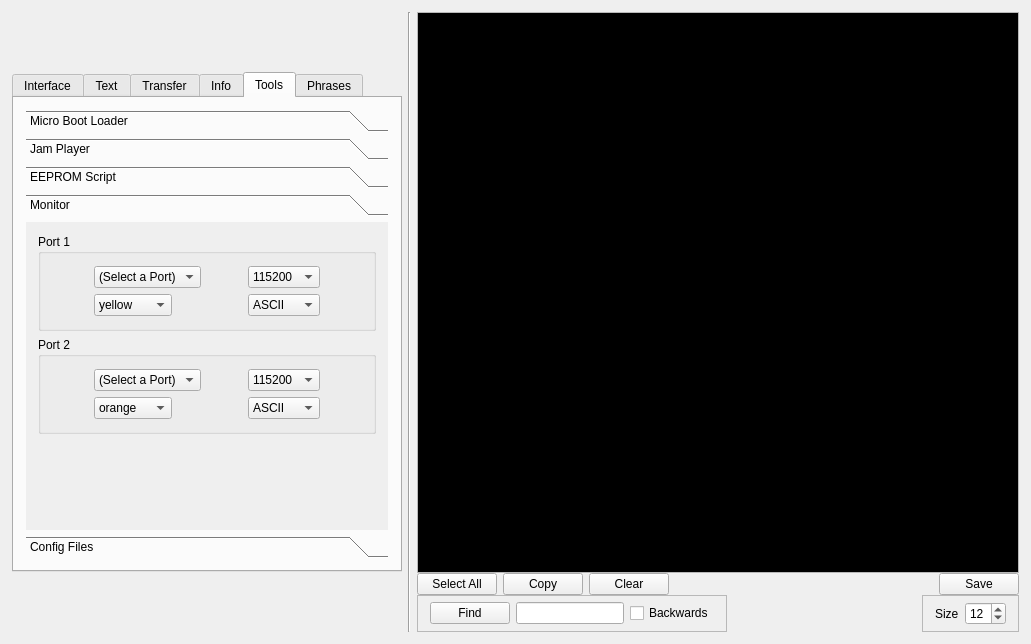
Qt form mainWindow.ui (strawbot/TimbreTalk) before a commit.
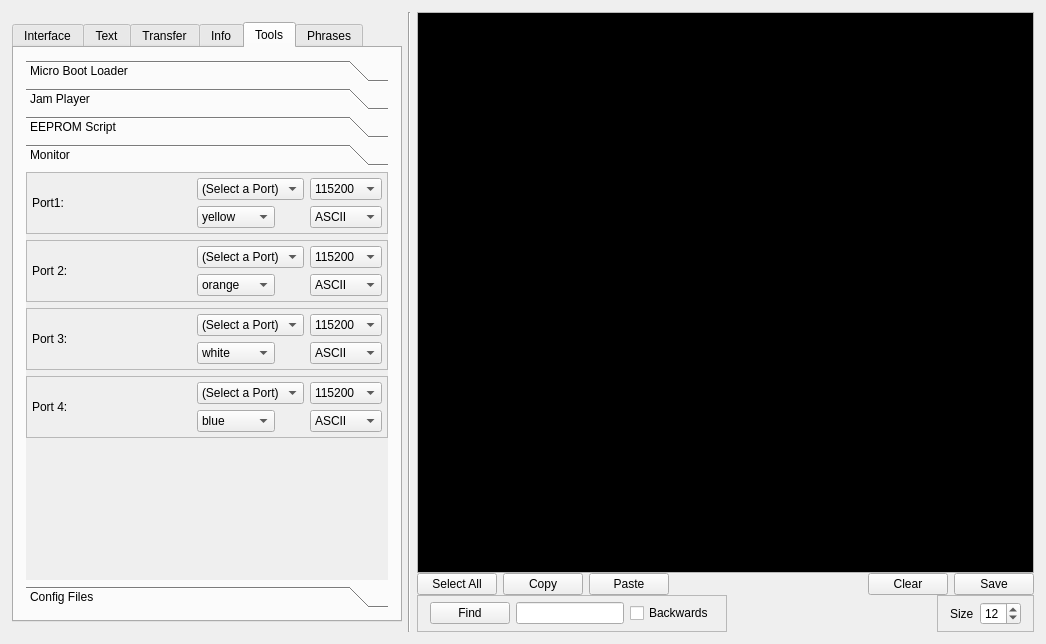
The same form after that commit. The open tabs and pages were chosen to show the change.

Commit message: added two more monitor ports; added pushbuttons for cross platform clipboard functionality

```diff
--- a/mainWindow.ui
+++ b/mainWindow.ui
@@ -6,7 +6,7 @@
    <rect>
     <x>0</x>
     <y>0</y>
-    <width>1031</width>
+    <width>1046</width>
     <height>644</height>
    </rect>
   </property>
@@ -20,8 +20,8 @@
    <string>MainWindow</string>
   </property>
   <widget class="QWidget" name="centralwidget">
-   <layout class="QVBoxLayout" name="verticalLayout_12">
-    <item>
+   <layout class="QGridLayout" name="gridLayout_5">
+    <item row="0" column="0">
      <layout class="QHBoxLayout" name="horizontalLayout_15">
       <property name="sizeConstraint">
        <enum>QLayout::SetMinimumSize</enum>
@@ -57,7 +57,7 @@
           <property name="maximumSize">
            <size>
             <width>420</width>
-            <height>500</height>
+            <height>600</height>
            </size>
           </property>
           <property name="contextMenuPolicy">
@@ -2356,19 +2356,61 @@
                  <x>0</x>
                  <y>0</y>
                  <width>360</width>
-                 <height>277</height>
+                 <height>377</height>
                 </rect>
                </property>
                <attribute name="label">
                 <string>Monitor</string>
                </attribute>
                <layout class="QVBoxLayout" name="verticalLayout_16">
+                <property name="leftMargin">
+                 <number>0</number>
+                </property>
+                <property name="topMargin">
+                 <number>0</number>
+                </property>
+                <property name="rightMargin">
+                 <number>0</number>
+                </property>
+                <property name="bottomMargin">
+                 <number>0</number>
+                </property>
                 <item>
-                 <widget class="QGroupBox" name="groupBox_7">
-                  <property name="title">
-                   <string>Port 1</string>
+                 <widget class="QFrame" name="frame_7">
+                  <property name="frameShape">
+                   <enum>QFrame::StyledPanel</enum>
                   </property>
-                  <layout class="QGridLayout" name="gridLayout_5">
+                  <property name="frameShadow">
+                   <enum>QFrame::Sunken</enum>
+                  </property>
+                  <layout class="QHBoxLayout" name="horizontalLayout_14">
+                   <property name="leftMargin">
+                    <number>5</number>
+                   </property>
+                   <property name="topMargin">
+                    <number>5</number>
+                   </property>
+                   <property name="rightMargin">
+                    <number>5</number>
+                   </property>
+                   <property name="bottomMargin">
+                    <number>5</number>
+                   </property>
+                   <item>
+                    <widget class="QLabel" name="label_12">
+                     <property name="sizePolicy">
+                      <sizepolicy hsizetype="Preferred" vsizetype="Preferred">
+                       <horstretch>0</horstretch>
+                       <verstretch>0</verstretch>
+                      </sizepolicy>
+                     </property>
+                     <property name="text">
+                      <string>Port1:</string>
+                     </property>
+                    </widget>
+                   </item>
+                   <item>
+                    <layout class="QFormLayout" name="formLayout_7">
                    <item row="0" column="0">
                     <widget class="QComboBox" name="MonitorPort1">
                      <property name="sizePolicy">
@@ -2527,14 +2569,46 @@
                     </widget>
                    </item>
                   </layout>
+                   </item>
+                  </layout>
                  </widget>
                 </item>
                 <item>
-                 <widget class="QGroupBox" name="groupBox_8">
-                  <property name="title">
-                   <string>Port 2</string>
+                 <widget class="QFrame" name="frame_8">
+                  <property name="sizePolicy">
+                   <sizepolicy hsizetype="Preferred" vsizetype="Preferred">
+                    <horstretch>0</horstretch>
+                    <verstretch>0</verstretch>
+                   </sizepolicy>
                   </property>
-                  <layout class="QGridLayout" name="gridLayout_8">
+                  <property name="frameShape">
+                   <enum>QFrame::StyledPanel</enum>
+                  </property>
+                  <property name="frameShadow">
+                   <enum>QFrame::Sunken</enum>
+                  </property>
+                  <layout class="QHBoxLayout" name="horizontalLayout_16">
+                   <property name="leftMargin">
+                    <number>5</number>
+                   </property>
+                   <property name="topMargin">
+                    <number>5</number>
+                   </property>
+                   <property name="rightMargin">
+                    <number>5</number>
+                   </property>
+                   <property name="bottomMargin">
+                    <number>5</number>
+                   </property>
+                   <item>
+                    <widget class="QLabel" name="label_9">
+                     <property name="text">
+                      <string>Port 2:</string>
+                     </property>
+                    </widget>
+                   </item>
+                   <item>
+                    <layout class="QFormLayout" name="formLayout_8">
                    <item row="0" column="0">
                     <widget class="QComboBox" name="MonitorPort2">
                      <property name="sizePolicy">
@@ -2693,17 +2767,407 @@
                     </widget>
                    </item>
                   </layout>
+                   </item>
+                  </layout>
                  </widget>
                 </item>
                 <item>
-                 <spacer name="verticalSpacer_8">
+                 <widget class="QFrame" name="frame_5">
+                  <property name="frameShape">
+                   <enum>QFrame::StyledPanel</enum>
+                  </property>
+                  <property name="frameShadow">
+                   <enum>QFrame::Sunken</enum>
+                  </property>
+                  <layout class="QHBoxLayout" name="horizontalLayout_17">
+                   <property name="leftMargin">
+                    <number>5</number>
+                   </property>
+                   <property name="topMargin">
+                    <number>5</number>
+                   </property>
+                   <property name="rightMargin">
+                    <number>5</number>
+                   </property>
+                   <property name="bottomMargin">
+                    <number>5</number>
+                   </property>
+                   <item>
+                    <widget class="QLabel" name="label_13">
+                     <property name="text">
+                      <string>Port 3:</string>
+                     </property>
+                    </widget>
+                   </item>
+                   <item>
+                    <layout class="QFormLayout" name="formLayout_9">
+                     <item row="0" column="0">
+                      <widget class="QComboBox" name="MonitorPort3">
+                       <property name="sizePolicy">
+                        <sizepolicy hsizetype="Fixed" vsizetype="Fixed">
+                         <horstretch>0</horstretch>
+                         <verstretch>0</verstretch>
+                        </sizepolicy>
+                       </property>
+                       <item>
+                        <property name="text">
+                         <string>(Select a Port)</string>
+                        </property>
+                       </item>
+                      </widget>
+                     </item>
+                     <item row="0" column="1">
+                      <widget class="QComboBox" name="MonitorBaud3">
+                       <property name="sizePolicy">
+                        <sizepolicy hsizetype="Fixed" vsizetype="Fixed">
+                         <horstretch>0</horstretch>
+                         <verstretch>0</verstretch>
+                        </sizepolicy>
+                       </property>
+                       <property name="acceptDrops">
+                        <bool>false</bool>
+                       </property>
+                       <property name="currentIndex">
+                        <number>5</number>
+                       </property>
+                       <property name="frame">
+                        <bool>true</bool>
+                       </property>
+                       <item>
+                        <property name="text">
+                         <string>9600</string>
+                        </property>
+                       </item>
+                       <item>
+                        <property name="text">
+                         <string>19200</string>
+                        </property>
+                       </item>
+                       <item>
+                        <property name="text">
+                         <string>28800</string>
+                        </property>
+                       </item>
+                       <item>
+                        <property name="text">
+                         <string>38400</string>
+                        </property>
+                       </item>
+                       <item>
+                        <property name="text">
+                         <string>57600</string>
+                        </property>
+                       </item>
+                       <item>
+                        <property name="text">
+                         <string>115200</string>
+                        </property>
+                       </item>
+                       <item>
+                        <property name="text">
+                         <string>230400</string>
+                        </property>
+                       </item>
+                       <item>
+                        <property name="text">
+                         <string>460800</string>
+                        </property>
+                       </item>
+                       <item>
+                        <property name="text">
+                         <string>500000</string>
+                        </property>
+                       </item>
+                      </widget>
+                     </item>
+                     <item row="1" column="0">
+                      <widget class="QComboBox" name="MonitorColor3">
+                       <property name="sizePolicy">
+                        <sizepolicy hsizetype="Fixed" vsizetype="Fixed">
+                         <horstretch>0</horstretch>
+                         <verstretch>0</verstretch>
+                        </sizepolicy>
+                       </property>
+                       <property name="acceptDrops">
+                        <bool>false</bool>
+                       </property>
+                       <property name="currentIndex">
+                        <number>0</number>
+                       </property>
+                       <property name="frame">
+                        <bool>true</bool>
+                       </property>
+                       <item>
+                        <property name="text">
+                         <string>white</string>
+                        </property>
+                       </item>
+                       <item>
+                        <property name="text">
+                         <string>cyan</string>
+                        </property>
+                       </item>
+                       <item>
+                        <property name="text">
+                         <string>blue</string>
+                        </property>
+                       </item>
+                       <item>
+                        <property name="text">
+                         <string>green</string>
+                        </property>
+                       </item>
+                       <item>
+                        <property name="text">
+                         <string>yellow</string>
+                        </property>
+                       </item>
+                       <item>
+                        <property name="text">
+                         <string>orange</string>
+                        </property>
+                       </item>
+                       <item>
+                        <property name="text">
+                         <string>magenta</string>
+                        </property>
+                       </item>
+                       <item>
+                        <property name="text">
+                         <string>red</string>
+                        </property>
+                       </item>
+                      </widget>
+                     </item>
+                     <item row="1" column="1">
+                      <widget class="QComboBox" name="MonitorFormat3">
+                       <item>
+                        <property name="text">
+                         <string>ASCII</string>
+                        </property>
+                       </item>
+                       <item>
+                        <property name="text">
+                         <string>Hex</string>
+                        </property>
+                       </item>
+                       <item>
+                        <property name="text">
+                         <string>SFP</string>
+                        </property>
+                       </item>
+                      </widget>
+                     </item>
+                    </layout>
+                   </item>
+                  </layout>
+                 </widget>
+                </item>
+                <item>
+                 <widget class="QFrame" name="frame_6">
+                  <property name="frameShape">
+                   <enum>QFrame::StyledPanel</enum>
+                  </property>
+                  <property name="frameShadow">
+                   <enum>QFrame::Sunken</enum>
+                  </property>
+                  <layout class="QVBoxLayout" name="verticalLayout_7">
+                   <property name="leftMargin">
+                    <number>5</number>
+                   </property>
+                   <property name="topMargin">
+                    <number>5</number>
+                   </property>
+                   <property name="rightMargin">
+                    <number>5</number>
+                   </property>
+                   <property name="bottomMargin">
+                    <number>5</number>
+                   </property>
+                   <item>
+                    <layout class="QHBoxLayout" name="horizontalLayout_18">
+                     <item>
+                      <widget class="QLabel" name="label_14">
+                       <property name="text">
+                        <string>Port 4:</string>
+                       </property>
+                      </widget>
+                     </item>
+                     <item>
+                      <layout class="QFormLayout" name="formLayout_10">
+                       <item row="0" column="0">
+                        <widget class="QComboBox" name="MonitorPort4">
+                         <property name="sizePolicy">
+                          <sizepolicy hsizetype="Fixed" vsizetype="Fixed">
+                           <horstretch>0</horstretch>
+                           <verstretch>0</verstretch>
+                          </sizepolicy>
+                         </property>
+                         <item>
+                          <property name="text">
+                           <string>(Select a Port)</string>
+                          </property>
+                         </item>
+                        </widget>
+                       </item>
+                       <item row="0" column="1">
+                        <widget class="QComboBox" name="MonitorBaud4">
+                         <property name="sizePolicy">
+                          <sizepolicy hsizetype="Fixed" vsizetype="Fixed">
+                           <horstretch>0</horstretch>
+                           <verstretch>0</verstretch>
+                          </sizepolicy>
+                         </property>
+                         <property name="acceptDrops">
+                          <bool>false</bool>
+                         </property>
+                         <property name="currentIndex">
+                          <number>5</number>
+                         </property>
+                         <property name="frame">
+                          <bool>true</bool>
+                         </property>
+                         <item>
+                          <property name="text">
+                           <string>9600</string>
+                          </property>
+                         </item>
+                         <item>
+                          <property name="text">
+                           <string>19200</string>
+                          </property>
+                         </item>
+                         <item>
+                          <property name="text">
+                           <string>28800</string>
+                          </property>
+                         </item>
+                         <item>
+                          <property name="text">
+                           <string>38400</string>
+                          </property>
+                         </item>
+                         <item>
+                          <property name="text">
+                           <string>57600</string>
+                          </property>
+                         </item>
+                         <item>
+                          <property name="text">
+                           <string>115200</string>
+                          </property>
+                         </item>
+                         <item>
+                          <property name="text">
+                           <string>230400</string>
+                          </property>
+                         </item>
+                         <item>
+                          <property name="text">
+                           <string>460800</string>
+                          </property>
+                         </item>
+                         <item>
+                          <property name="text">
+                           <string>500000</string>
+                          </property>
+                         </item>
+                        </widget>
+                       </item>
+                       <item row="1" column="0">
+                        <widget class="QComboBox" name="MonitorColor4">
+                         <property name="sizePolicy">
+                          <sizepolicy hsizetype="Fixed" vsizetype="Fixed">
+                           <horstretch>0</horstretch>
+                           <verstretch>0</verstretch>
+                          </sizepolicy>
+                         </property>
+                         <property name="acceptDrops">
+                          <bool>false</bool>
+                         </property>
+                         <property name="currentIndex">
+                          <number>2</number>
+                         </property>
+                         <property name="frame">
+                          <bool>true</bool>
+                         </property>
+                         <item>
+                          <property name="text">
+                           <string>white</string>
+                          </property>
+                         </item>
+                         <item>
+                          <property name="text">
+                           <string>cyan</string>
+                          </property>
+                         </item>
+                         <item>
+                          <property name="text">
+                           <string>blue</string>
+                          </property>
+                         </item>
+                         <item>
+                          <property name="text">
+                           <string>green</string>
+                          </property>
+                         </item>
+                         <item>
+                          <property name="text">
+                           <string>yellow</string>
+                          </property>
+                         </item>
+                         <item>
+                          <property name="text">
+                           <string>orange</string>
+                          </property>
+                         </item>
+                         <item>
+                          <property name="text">
+                           <string>magenta</string>
+                          </property>
+                         </item>
+                         <item>
+                          <property name="text">
+                           <string>red</string>
+                          </property>
+                         </item>
+                        </widget>
+                       </item>
+                       <item row="1" column="1">
+                        <widget class="QComboBox" name="MonitorFormat4">
+                         <item>
+                          <property name="text">
+                           <string>ASCII</string>
+                          </property>
+                         </item>
+                         <item>
+                          <property name="text">
+                           <string>Hex</string>
+                          </property>
+                         </item>
+                         <item>
+                          <property name="text">
+                           <string>SFP</string>
+                          </property>
+                         </item>
+                        </widget>
+                       </item>
+                      </layout>
+                     </item>
+                    </layout>
+                   </item>
+                  </layout>
+                 </widget>
+                </item>
+                <item>
+                 <spacer name="verticalSpacer_6">
                   <property name="orientation">
                    <enum>Qt::Vertical</enum>
                   </property>
                   <property name="sizeHint" stdset="0">
                    <size>
                     <width>20</width>
-                    <height>53</height>
+                    <height>40</height>
                    </size>
                   </property>
                  </spacer>
@@ -3358,6 +3822,26 @@
             </property>
            </widget>
           </item>
+          <item>
+           <widget class="QPushButton" name="PasteText">
+            <property name="text">
+             <string>Paste</string>
+            </property>
+           </widget>
+          </item>
+          <item>
+           <spacer name="horizontalSpacer_18">
+            <property name="orientation">
+             <enum>Qt::Horizontal</enum>
+            </property>
+            <property name="sizeHint" stdset="0">
+             <size>
+              <width>40</width>
+              <height>20</height>
+             </size>
+            </property>
+           </spacer>
+          </item>
           <item>
            <widget class="QPushButton" name="ClearText">
             <property name="maximumSize">
@@ -3371,19 +3855,6 @@
             </property>
            </widget>
           </item>
-          <item>
-           <spacer name="horizontalSpacer_18">
-            <property name="orientation">
-             <enum>Qt::Horizontal</enum>
-            </property>
-            <property name="sizeHint" stdset="0">
-             <size>
-              <width>40</width>
-              <height>20</height>
-             </size>
-            </property>
-           </spacer>
-          </item>
           <item>
            <widget class="QPushButton" name="saveText">
             <property name="maximumSize">
```
Left out of the diff: 27 changed lines with no effect on the pictures. Lines whose indentation alone changed are shown as unchanged. The commit also changes 4 other files.
